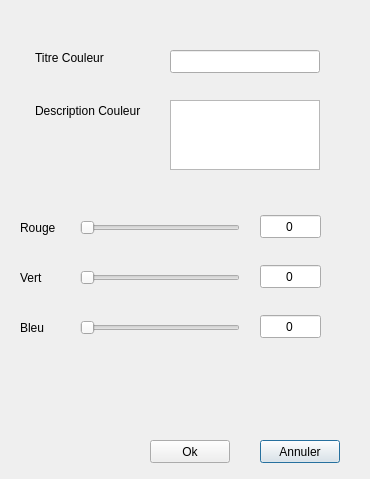
This is colorwindowadd.ui in limalayla/PadID_Palette as Qt 5 draws it before an edit. The edited form follows.
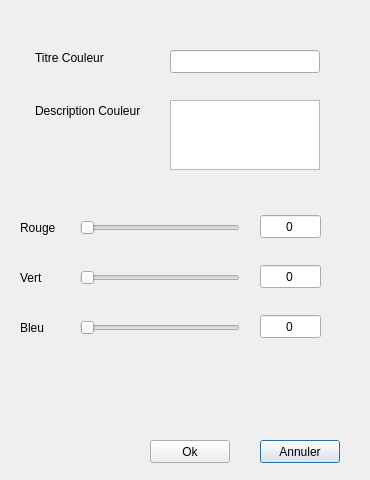
This is the edited form.

```diff
--- a/colorwindowadd.ui
+++ b/colorwindowadd.ui
@@ -7,9 +7,21 @@
     <x>0</x>
     <y>0</y>
     <width>370</width>
-    <height>479</height>
+    <height>480</height>
    </rect>
   </property>
+  <property name="minimumSize">
+   <size>
+    <width>370</width>
+    <height>480</height>
+   </size>
+  </property>
+  <property name="maximumSize">
+   <size>
+    <width>370</width>
+    <height>480</height>
+   </size>
+  </property>
   <property name="windowTitle">
    <string>Ajout Couleur</string>
   </property>
```
